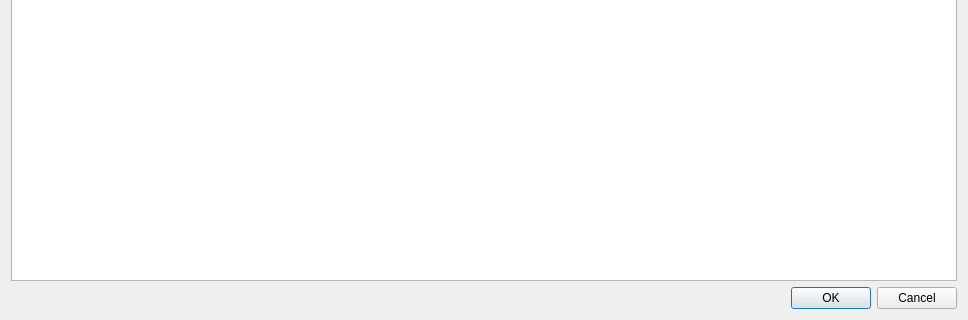
The window that src/dialogs/blamedialog.ui (ballessay/quokkagit) describes before a commit, drawn with Qt 5; both pictures show x 0 to 968 and y 408 to 728 of the 968 by 728 pixel window.
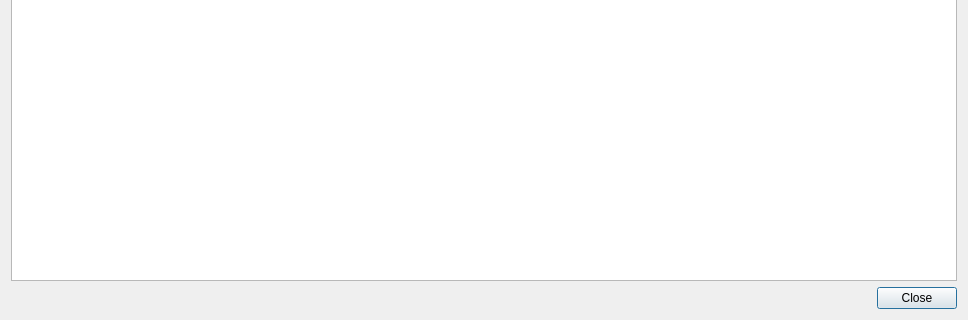
The same window after the commit.

The edit to the form file:
```diff
--- a/src/dialogs/blamedialog.ui
+++ b/src/dialogs/blamedialog.ui
@@ -45,7 +45,7 @@
       <enum>Qt::Horizontal</enum>
      </property>
      <property name="standardButtons">
-      <set>QDialogButtonBox::Cancel|QDialogButtonBox::Ok</set>
+      <set>QDialogButtonBox::Close</set>
      </property>
     </widget>
    </item>
```
Left out of the diff: 2 changed lines with no effect on the pictures.
